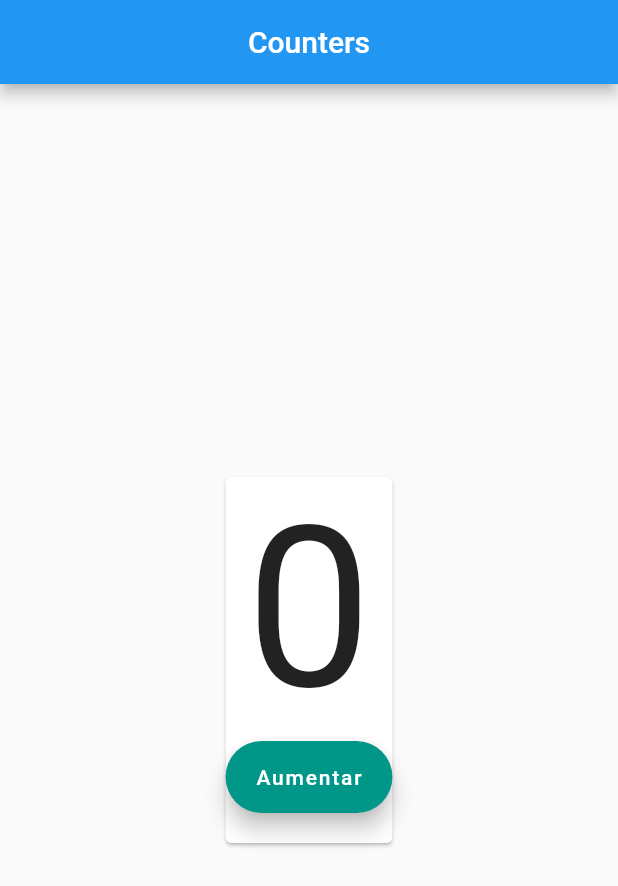
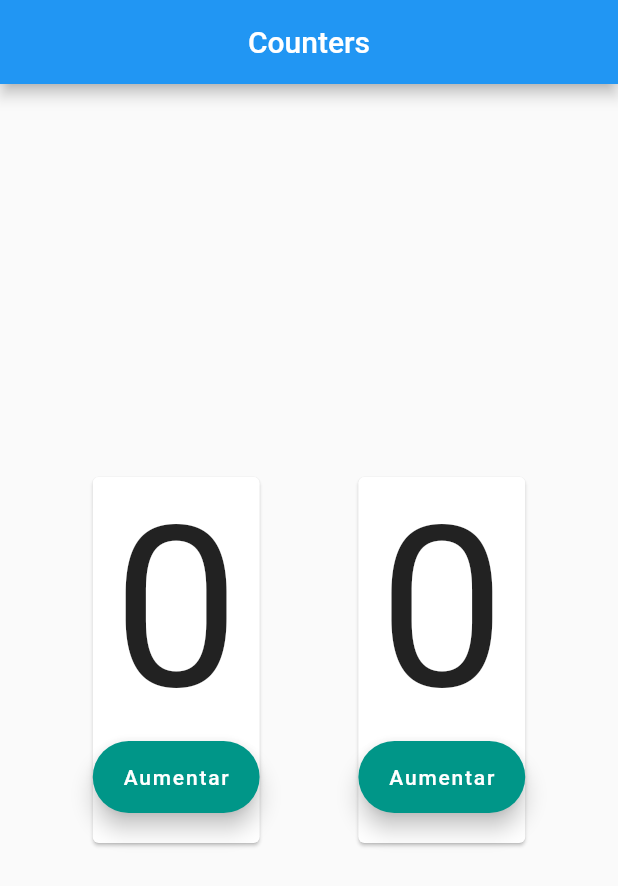
Before and after one commit to JOSEHPGAMEPLAY/Counter-JHVJ-PM2, a Flutter app: the screen it shows after launch, on a phone screen of 412 x 824 dp. Shown: the top 886 px of the screen. Run offline on Flutter 3.47's test engine with Material 2 defaults, Android fonts, the phone set to English and light mode, and no system bars.

Commit message:
Creacion de la segunda card

```diff
--- a/lib/main.dart
+++ b/lib/main.dart
@@ -51,6 +51,25 @@
                         ],
                       ),
                     ),
+                    Card(
+                      semanticContainer: true,
+                      child: Column(
+                        children: [
+                          Text(
+                            '$two',
+                            style: const TextStyle(fontSize: 150),
+                          ),
+                          FloatingActionButton.extended(
+                            backgroundColor: Colors.teal,
+                            onPressed: () {
+                              setState(() => two++);
+                            },
+                            label: const Text('Aumentar'),
+                          ),
+                          const Padding(padding: EdgeInsets.all(10))
+                        ],
+                      ),
+                    ),
               ],
             ),
           ],
```
